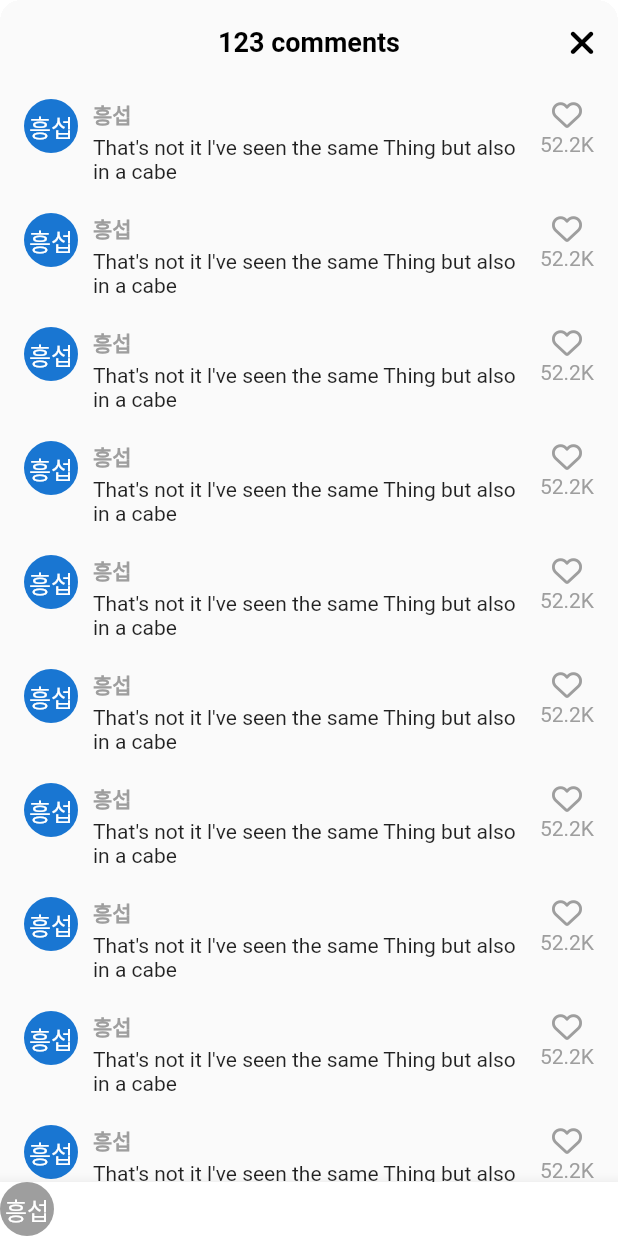
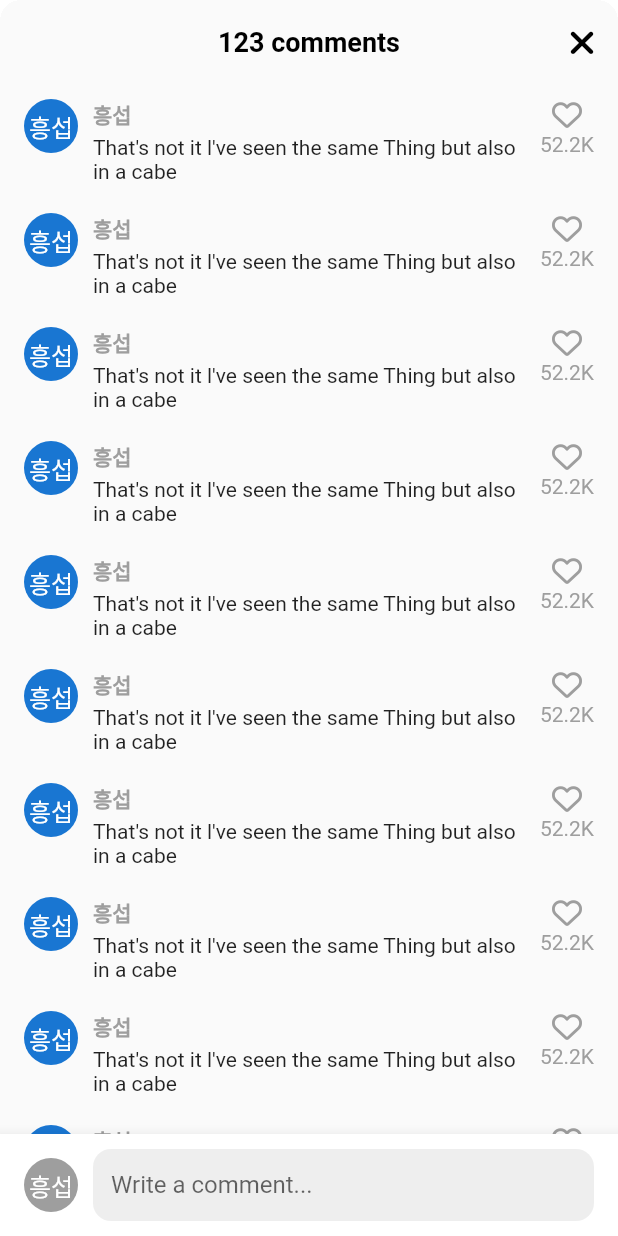
Before and after one commit to Heungseop/Tiktok_clone, a Flutter app: the VideoComments screen opened directly, on a phone screen of 412 x 824 dp. Run offline on Flutter 3.47's test engine with Material 2 defaults, Android fonts, the phone set to English and light mode, and no system bars; our stand-ins replace font_awesome_flutter, video_player, visibility_detector; network calls fail.

Commit message:
8.2 Add Comment

```diff
--- a/lib/features/main_navigation/main_navigation_screen.dart
+++ b/lib/features/main_navigation/main_navigation_screen.dart
@@ -38,6 +38,7 @@
   @override
   Widget build(BuildContext context) {
     return Scaffold(
+      resizeToAvoidBottomInset: false,
       backgroundColor: _selectedIndex == 0 ? Colors.black : Colors.white,
       body: Stack(
         children: [
--- a/lib/features/videos/widgets/video_comments.dart
+++ b/lib/features/videos/widgets/video_comments.dart
@@ -17,7 +17,9 @@
 
   @override
   Widget build(BuildContext context) {
+    final size = MediaQuery.of(context).size;
     return Container(
+      height: size.height * 0.7,
       clipBehavior: Clip.hardEdge,
       decoration: BoxDecoration(
         borderRadius: BorderRadius.circular(
@@ -39,7 +41,9 @@
                 ))
           ],
         ),
-        body: ListView.separated(
+        body: Stack(
+          children: [
+            ListView.separated(
               padding: const EdgeInsets.symmetric(
                 vertical: Sizes.size10,
                 horizontal: Sizes.size16,
@@ -94,8 +98,16 @@
                 );
               },
             ),
-        bottomNavigationBar: BottomAppBar(
+            Positioned(
+              bottom: 0,
+              width: size.width,
+              child: BottomAppBar(
                 color: Colors.white,
+                child: Padding(
+                  padding: const EdgeInsets.symmetric(
+                    horizontal: Sizes.size16,
+                    vertical: Sizes.size10,
+                  ),
                   child: Row(
                     children: [
                       CircleAvatar(
@@ -104,8 +116,31 @@
                         foregroundColor: Colors.white,
                         child: const Text("흥섭"),
                       ),
+                      Gaps.h10,
+                      Expanded(
+                        child: TextField(
+                          cursorColor: Theme.of(context).primaryColor,
+                          decoration: InputDecoration(
+                              hintText: "Write a comment...",
+                              border: OutlineInputBorder(
+                                  borderRadius: BorderRadius.circular(
+                                    Sizes.size12,
+                                  ),
+                                  borderSide: BorderSide.none),
+                              filled: true,
+                              fillColor: Colors.grey.shade200,
+                              contentPadding: const EdgeInsets.symmetric(
+                                horizontal: Sizes.size12,
+                                vertical: Sizes.size10,
+                              )),
+                        ),
+                      )
                     ],
                   ),
+                ),
+              ),
+            )
+          ],
         ),
       ),
     );
--- a/lib/features/videos/widgets/viedo_post.dart
+++ b/lib/features/videos/widgets/viedo_post.dart
@@ -126,6 +126,7 @@
 
     // await 하면 팝업이 닫힐 때 까지 기다림
     await showModalBottomSheet(
+      isScrollControlled: true,
       backgroundColor: Colors.transparent, // transparent 를 줌으로써 스캐폴드가 배경이 됨
       context: context,
       builder: (context) => const VideoComments(),
```
Lines whose indentation alone changed are shown as unchanged.
